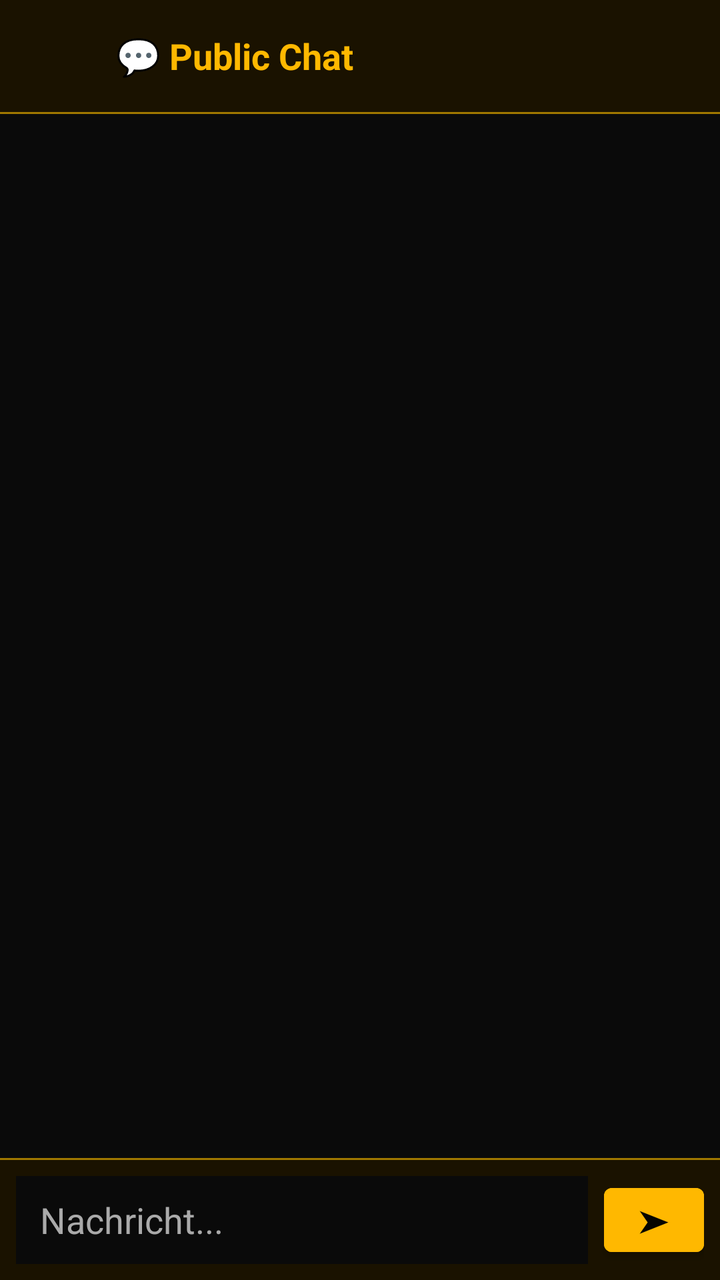
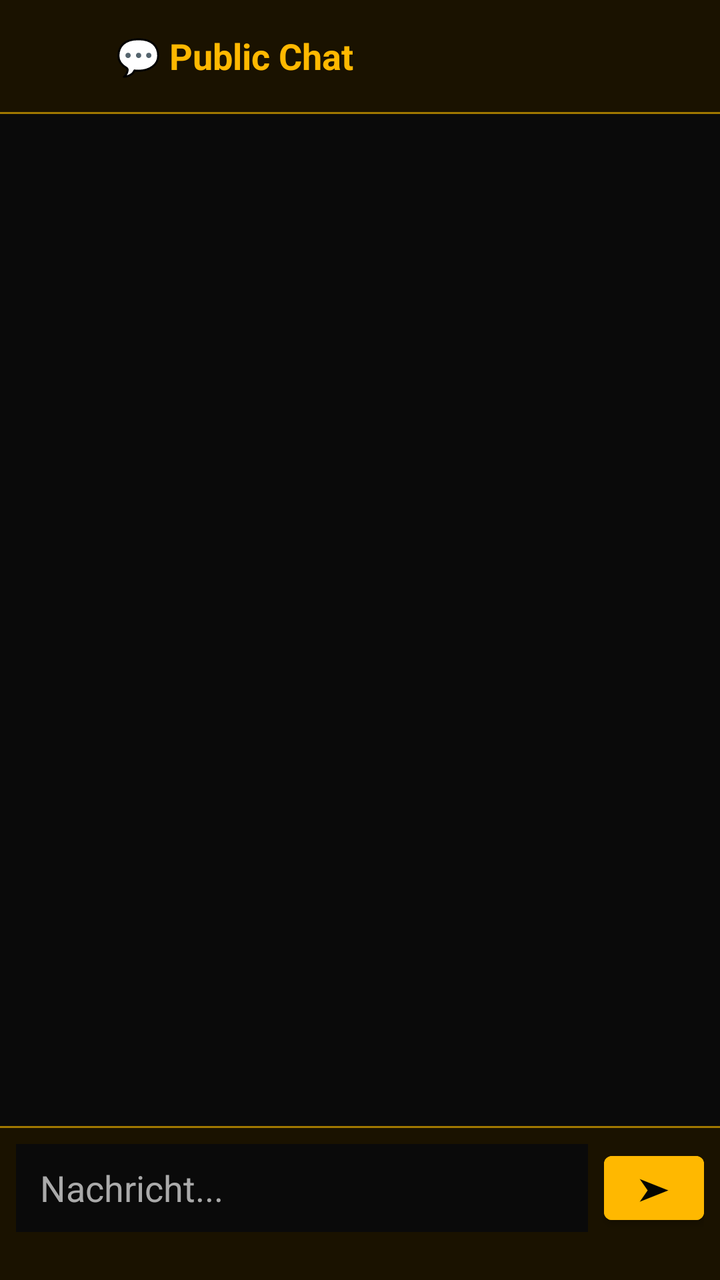

Compare the two renders of this Android layout. The source of the first and the diff that turns it into the second are given below.
<!-- AndroidManifest.xml: application theme Theme.BAF -->
<!-- res/layout/fragment_chat.xml -->
<?xml version="1.0" encoding="utf-8"?>
<LinearLayout xmlns:android="http://schemas.android.com/apk/res/android"
    android:layout_width="match_parent"
    android:layout_height="match_parent"
    android:orientation="vertical"
    android:background="@color/baf_background">

    <LinearLayout
        android:layout_width="match_parent"
        android:layout_height="56dp"
        android:orientation="horizontal"
        android:background="@color/baf_card"
        android:gravity="center_vertical"
        android:padding="12dp">

        <TextView
            android:id="@+id/chatBackButton"
            android:layout_width="wrap_content"
            android:layout_height="wrap_content"
            android:text="←"
            android:textColor="@color/baf_gold"
            android:textSize="22sp"
            android:padding="8dp"
            android:clickable="true"
            android:focusable="true"/>

        <TextView
            android:layout_width="wrap_content"
            android:layout_height="wrap_content"
            android:text="💬 Public Chat"
            android:textColor="@color/baf_gold"
            android:textSize="18sp"
            android:textStyle="bold"
            android:layout_marginStart="8dp"/>

    </LinearLayout>

    <View
        android:layout_width="match_parent"
        android:layout_height="1dp"
        android:background="@color/baf_gold_dark"/>

    <androidx.recyclerview.widget.RecyclerView
        android:id="@+id/chatRecyclerView"
        android:layout_width="match_parent"
        android:layout_height="0dp"
        android:layout_weight="1"
        android:padding="8dp"
        android:clipToPadding="false"
        android:background="@color/baf_background"/>

    <View
        android:layout_width="match_parent"
        android:layout_height="1dp"
        android:background="@color/baf_gold_dark"/>

    <LinearLayout
        android:layout_width="match_parent"
        android:layout_height="60dp"
        android:orientation="horizontal"
        android:background="@color/baf_card"
        android:padding="8dp"
        android:gravity="center_vertical">

        <EditText
            android:id="@+id/chatInput"
            android:layout_width="0dp"
            android:layout_height="44dp"
            android:layout_weight="1"
            android:hint="Nachricht..."
            android:textColor="@color/baf_text_primary"
            android:textColorHint="@color/baf_text_secondary"
            android:background="@color/baf_background"
            android:paddingStart="12dp"
            android:paddingEnd="12dp"
            android:inputType="text"
            android:imeOptions="actionSend"
            android:maxLines="1"/>

        <Button
            android:id="@+id/chatSendButton"
            android:layout_width="50dp"
            android:layout_height="44dp"
            android:text="➤"
            android:textColor="@color/baf_black"
            android:textSize="16sp"
            android:layout_marginStart="8dp"
            android:backgroundTint="@color/baf_gold"/>

    </LinearLayout>

</LinearLayout>
<!-- resources referenced by this layout -->
<resources>
  <color name="baf_background">#0A0A0A</color>
  <color name="baf_black">#050500</color>
  <color name="baf_card">#1A1200</color>
  <color name="baf_gold">#FFB800</color>
  <color name="baf_gold_dark">#A07800</color>
  <color name="baf_text_primary">#FFFFFF</color>
  <color name="baf_text_secondary">#AAAAAA</color>
  <style name="Theme.BAF" parent="Theme.MaterialComponents.DayNight.NoActionBar">
          <item name="colorPrimary">@color/baf_gold</item>
          <item name="colorPrimaryVariant">@color/baf_gold_dark</item>
          <item name="colorOnPrimary">@color/baf_black</item>
          <item name="colorSecondary">@color/baf_gold</item>
          <item name="colorOnSecondary">@color/baf_black</item>
          <item name="android:windowBackground">@color/baf_background</item>
          <item name="android:statusBarColor">@color/baf_black</item>
          <item name="android:navigationBarColor">@color/baf_black</item>
      </style>
</resources>

<!-- the commit's change to res/layout/fragment_chat.xml (unified diff, before → after) -->
@@ -46,6 +46,7 @@
         android:layout_height="0dp"
         android:layout_weight="1"
         android:padding="8dp"
+        android:paddingBottom="8dp"
         android:clipToPadding="false"
         android:background="@color/baf_background"/>
 
@@ -56,10 +57,13 @@
 
     <LinearLayout
         android:layout_width="match_parent"
-        android:layout_height="60dp"
+        android:layout_height="wrap_content"
         android:orientation="horizontal"
         android:background="@color/baf_card"
-        android:padding="8dp"
+        android:paddingStart="8dp"
+        android:paddingEnd="8dp"
+        android:paddingTop="8dp"
+        android:paddingBottom="24dp"
         android:gravity="center_vertical">
 
         <EditText
